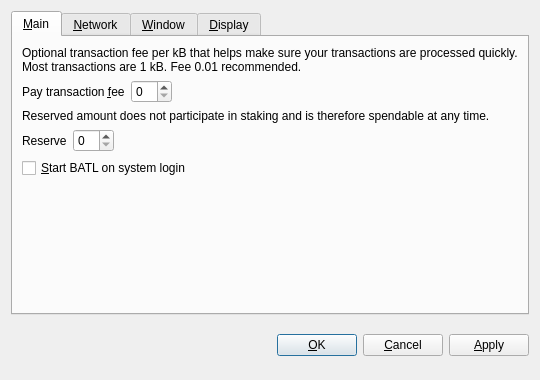
This is src/qt/forms/optionsdialog.ui in BattlestarCoin/BattlestarCoin as Qt 5 draws it before an edit. The edited form follows.
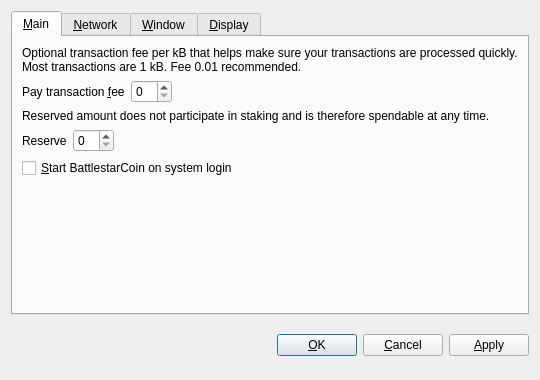
This is the edited form. Custom widgets are drawn as their Qt base class.

Commit message: Battlestarcoin updates; 36 BATL POS reward after block 130000;

The edit to the form file:
```diff
--- a/src/qt/forms/optionsdialog.ui
+++ b/src/qt/forms/optionsdialog.ui
@@ -128,7 +128,7 @@
           <string>Automatically start BATL after logging in to the system.</string>
          </property>
          <property name="text">
-          <string>&amp;Start BATL on system login</string>
+          <string>&amp;Start BattlestarCoin on system login</string>
          </property>
         </widget>
        </item>
```
Left out of the diff: 8 changed lines with no effect on the pictures. The commit also changes 104 other files.
